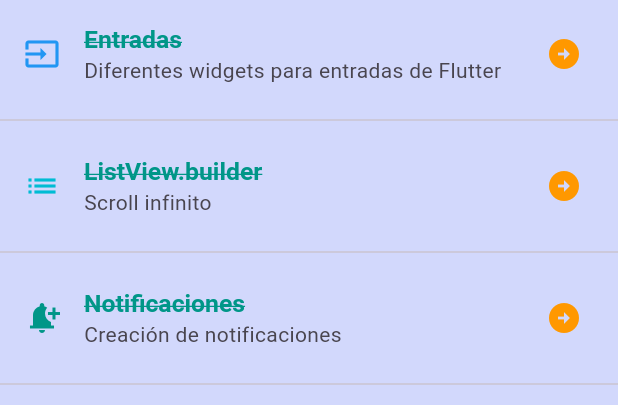
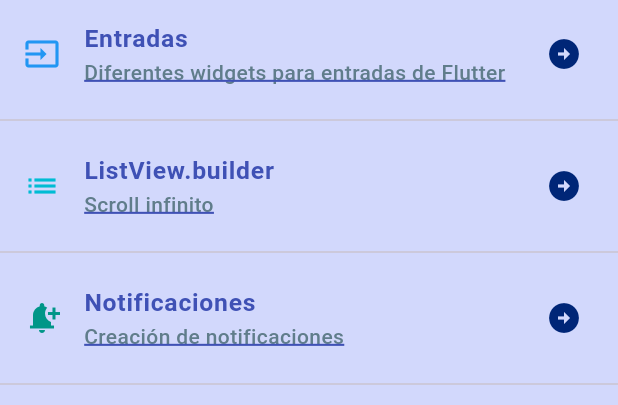
Before and after one commit to LiraU13/componentes_flutter, a Flutter app: the screen it shows after launch, on a phone screen of 412 x 824 dp, the part 84-489 px from its top. Run offline on Flutter 3.47's test engine with Material 3 defaults, Android fonts, the phone set to English and light mode, and no system bars; our stand-ins replace google_fonts; Roboto replaces fonts that are missing (Dangrek).

Commit message:
Finalizing the app theme

```diff
--- a/lib/screens/home_screen.dart
+++ b/lib/screens/home_screen.dart
@@ -1,4 +1,5 @@
 import 'package:flutter/material.dart';
+import 'package:practica3/theme/app_theme.dart';
 
 class HomeScreen extends StatelessWidget {
   const HomeScreen({super.key});
@@ -15,45 +16,51 @@ class HomeScreen extends StatelessWidget {
             leading: const Icon(Icons.input, color: Colors.blue),
             title: Text(
                     'Entradas',
-                    style: Theme.of(context).textTheme.headlineLarge, // Estilos para el título desde el tema de main_app.dart
+                    style: AppTheme.lightTheme.textTheme.headlineLarge, // Estilos para el título desde el tema de main_app.dart
                     // style: TextStyle(
                     //   color: Colors.blue,
                     //   fontWeight: FontWeight.bold,
                     //   fontSize: 19,
                     // ),
                     ),
-            subtitle: const Text('Diferentes widgets para entradas de Flutter'),
-            trailing: const Icon(Icons.arrow_circle_right, color: Colors.orange),
+            subtitle: Text('Diferentes widgets para entradas de Flutter',
+                            style: AppTheme.lightTheme.textTheme.bodySmall,
+                          ),
+            trailing: const Icon(Icons.arrow_circle_right, color: AppTheme.iconColor),
           ),
           const Divider(), //Muestra una línea
           ListTile(
             leading: const Icon(Icons.list, color: Colors.cyan), // M,uestra un icono a la izquierda
             title: Text(
                     'ListView.builder',
-                    style: Theme.of(context).textTheme.headlineLarge, // Estilos para el título desde el tema de main_app.dart
+                    style: AppTheme.lightTheme.textTheme.headlineLarge, // Estilos para el título desde el tema de main_app.dart
                     // style: TextStyle(
                     //   color: Colors.cyan,
                     //   fontWeight: FontWeight.bold,
                     //   fontSize: 19,
                     // ),
                   ),
-            subtitle: const Text('Scroll infinito'),
-            trailing: const Icon(Icons.arrow_circle_right, color: Colors.orange),
+            subtitle: Text('Scroll infinito',
+                                  style: AppTheme.lightTheme.textTheme.bodySmall,
+                          ),
+            trailing: const Icon(Icons.arrow_circle_right, color: AppTheme.iconColor),
           ),
           const Divider(),
           ListTile(
             leading: const Icon(Icons.notification_add, color: Colors.teal),
             title: Text(
                     'Notificaciones',
-                    style: Theme.of(context).textTheme.headlineLarge, // Estilos para el título desde el tema de main_app.dart
+                    style: AppTheme.lightTheme.textTheme.headlineLarge, // Estilos para el título desde el tema de main_app.dart
                     // style: TextStyle(
                     //   color: Colors.teal,
                     //   fontWeight: FontWeight.bold,
                     //   fontSize: 19,
                     // ),
                   ),
-            subtitle: const Text('Creación de notificaciones'),
-            trailing: const Icon(Icons.arrow_circle_right, color: Colors.orange),
+            subtitle: Text('Creación de notificaciones',
+                                  style: AppTheme.lightTheme.textTheme.bodySmall,
+                          ),
+            trailing: const Icon(Icons.arrow_circle_right, color: AppTheme.iconColor),
           ),
           const Divider(),
         ],
--- a/lib/theme/app_theme.dart
+++ b/lib/theme/app_theme.dart
@@ -5,6 +5,7 @@ class AppTheme {
   // Declaraciones de color
   static const mainColor = Color.fromARGB(255, 210, 216, 252);
   static const backColor = Color.fromARGB(255, 131, 170, 255);
+  static const iconColor = Color.fromARGB(255, 0, 38, 119);
 
   // Declaraciones del tema claro
   static final ThemeData lightTheme = ThemeData().copyWith(
@@ -16,14 +17,25 @@ class AppTheme {
       headlineLarge: GoogleFonts.tiltNeon( // theNautigal - Letra cursiva
         // Cambia el estilo del título
         fontWeight: FontWeight.w700, // Cambia el estilo de la fuente
-        color: Colors.teal, // Cambia el color de la fuente
+        color: Colors.indigo, // Cambia el color de la fuente
         fontSize: 16.5, // Cambia el tamaño de la fuente
-        decoration: TextDecoration.lineThrough, // Agrega una línea al texto
+        // decoration: TextDecoration.lineThrough, // Agrega una línea al texto
         // decorationColor: Colors.indigo, // Cambia el color de la decoración
         // decorationStyle: TextDecorationStyle.dotted, // Cambia el estilo de la decoración
         // decorationThickness: 5, // Cambia el grosor de la decoración
         // fontStyle: FontStyle.italic
       ),
+      bodySmall: GoogleFonts.dangrek( // theNautigal - Letra cursiva
+        // Cambia el estilo del subtítulo
+        fontWeight: FontWeight.w500, // Cambia el estilo de la fuente
+        color: Colors.blueGrey, // Cambia el color de la fuente
+        fontSize: 14.0, // Cambia el tamaño de la fuente
+        decoration: TextDecoration.underline, // Agrega una línea al texto
+        decorationColor: Colors.indigo, // Cambia el color de la decoración
+        // decorationStyle: TextDecorationStyle.dotted, // Cambia el estilo de la decoración
+        decorationThickness: 2, // Cambia el grosor de la decoración
+        // fontStyle: FontStyle.italic
+      ),
     ),
   );
 }
```
